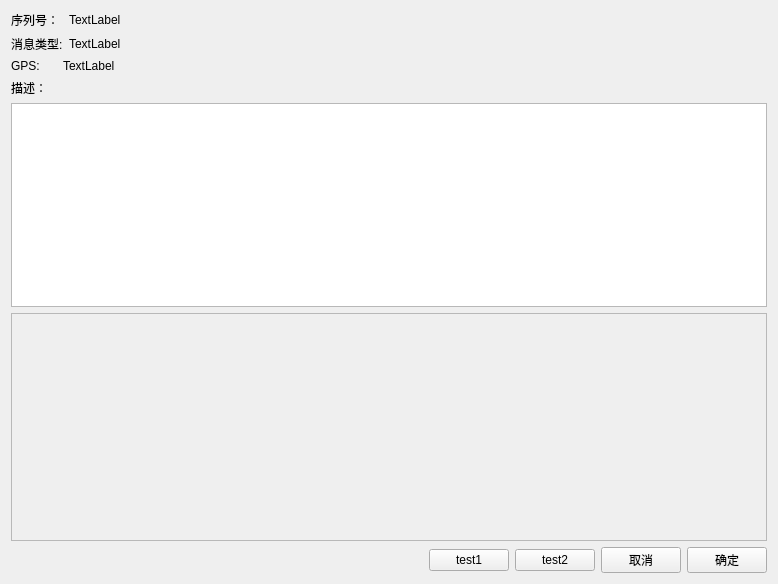
This is ui/viewForm.ui in mioyzhang/UI as Qt 5 draws it before an edit. The edited form follows.
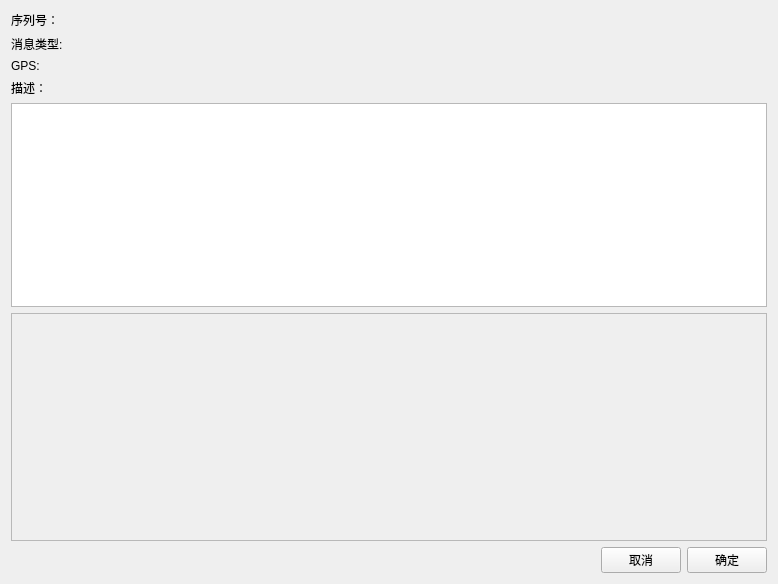
This is the edited form.

Diff of the .ui file:
```diff
--- a/ui/viewForm.ui
+++ b/ui/viewForm.ui
@@ -32,7 +32,7 @@
      <item>
       <widget class="QLabel" name="label_seq">
        <property name="text">
-        <string>TextLabel</string>
+        <string/>
        </property>
       </widget>
      </item>
@@ -56,7 +56,7 @@
      <item>
       <widget class="QLabel" name="label_type">
        <property name="text">
-        <string>TextLabel</string>
+        <string/>
        </property>
       </widget>
      </item>
@@ -80,7 +80,7 @@
      <item>
       <widget class="QLabel" name="label_gps">
        <property name="text">
-        <string>TextLabel</string>
+        <string/>
        </property>
       </widget>
      </item>
@@ -132,20 +132,6 @@
        </property>
       </spacer>
      </item>
-     <item>
-      <widget class="QPushButton" name="pushButton_test1">
-       <property name="text">
-        <string>test1</string>
-       </property>
-      </widget>
-     </item>
-     <item>
-      <widget class="QPushButton" name="pushButton_test2">
-       <property name="text">
-        <string>test2</string>
-       </property>
-      </widget>
-     </item>
      <item>
       <widget class="QPushButton" name="pushButton_cancel">
        <property name="text">
```
Left out of the diff: 2 changed lines with no effect on the pictures.
